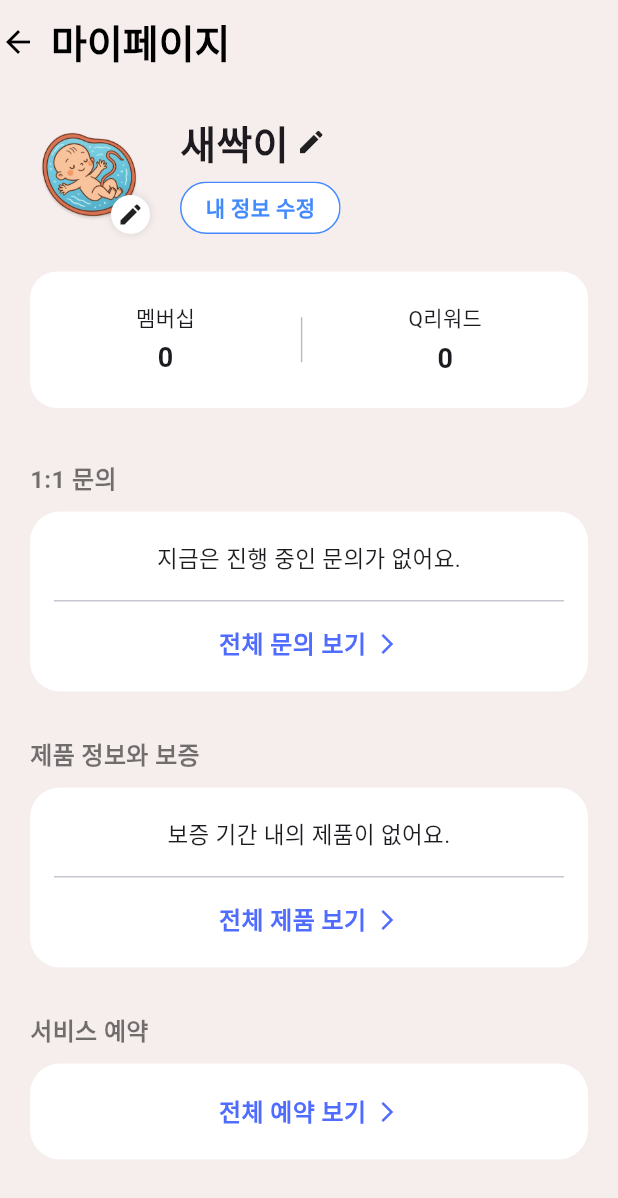
After one commit to 2025-LGDX-9/DX_Project, a Flutter app: the screen it shows after launch, item 4 of the bottom bar chosen, after a tap on "마이 페이지", on a phone screen of 412 x 824 dp. The commit adds this screen. Shown: the top 1198 px of the screen. Run offline on Flutter 3.47's test engine with Material 3 defaults, Android fonts, the phone set to English and light mode, and no system bars; our stand-ins replace geolocator, hive, hive_flutter, webview_flutter; accounts and stored records are empty.

Commit message:
마이페이지 정보수정

```diff
--- a/lib/main.dart
+++ b/lib/main.dart
@@ -130,7 +130,7 @@ class _PregnancyModeAppState extends State<PregnancyModeApp> {
       _homeScreen,
       RoutineScreen(controller: controller),
       InfoScreen(controller: controller),
-      MenuScreen(),
+      MenuScreen(controller: controller,),
     ];
 
     return MaterialApp(
--- a/lib/screens/1stpage/onboarding_screen.dart
+++ b/lib/screens/1stpage/onboarding_screen.dart
@@ -119,29 +119,37 @@ class _OnboardingScreenState extends State<OnboardingScreen> {
                 width: double.infinity,
                 child: FilledButton(
                   onPressed: () async {
-                    if (_formKey.currentState!.validate() &&
-                        _startDate != null) {
+                    if (_formKey.currentState!.validate() && _startDate != null) {
+
                       // 1) 컨트롤러 저장
                       widget.controller.saveInfo(
                         nickname: _nicknameCtrl.text.trim(),
                         start: _startDate!,
                       );
 
-                      // 2) 랜덤 초대코드 생성
-                      String inviteCode = _generateInviteCode();
+                      // 2) Hive 박스 열기
+                      final box = Hive.box('onboarding');
 
-                      // 3) Hive 저장
-                      final box = Hive.box('onboarding');
+                      final bool isFirstTime = !(box.get('completed') ?? false);
+
+                      // 3) 난수 코드 최초 1회만 생성
+                      String? inviteCode = box.get('inviteCode');
+                      if (inviteCode == null) {
+                        inviteCode = _generateInviteCode();
+                        box.put('inviteCode', inviteCode);
+                      }
+
+                      // 4) 데이터 저장 (난수는 덮어쓰지 않음)
                       box.put('nickname', _nicknameCtrl.text.trim());
                       box.put('startDate', _startDate!.toIso8601String());
                       box.put('completed', true);
-                      box.put('tutorialShown', false);
-
-                      /// 🔥 초대코드 저장
-                      box.put('inviteCode', inviteCode);
                       box.put('pregnancyMode', true);
 
-                      // 4) 이전 화면으로 true 반환
+                      if (isFirstTime) {
+                        box.put('tutorialShown', false);
+                      }
+
+                      // 5) 이전 화면으로 true 반환
                       Navigator.pop(context, true);
                     } else if (_startDate == null) {
                       ScaffoldMessenger.of(context).showSnackBar(
--- a/lib/screens/4thpage/menu_screen.dart
+++ b/lib/screens/4thpage/menu_screen.dart
@@ -1,7 +1,11 @@
 import 'package:flutter/material.dart';
+import 'package:pregnancy_mode_app/pregnancy_controller.dart';
+import 'package:pregnancy_mode_app/screens/4thpage/my_page_screen.dart';
 
 class MenuScreen extends StatelessWidget {
-  const MenuScreen({super.key});
+  const MenuScreen({super.key, required this.controller});
+
+  final PregnancyController controller;
 
   @override
   Widget build(BuildContext context) {
@@ -75,18 +79,45 @@ class MenuScreen extends StatelessWidget {
                               mainAxisAlignment: MainAxisAlignment.spaceBetween,
                               crossAxisAlignment: CrossAxisAlignment.center,
                               children: [
-                                Text(
-                                  "마이 페이지",
-                                  style: TextStyle(fontWeight: FontWeight.bold),
+                                // ──────────────── 마이페이지 버튼 ────────────────
+                                Material(
+                                  color: Colors.transparent,
+                                  child: InkWell(
+                                    onTap: () {
+                                      Navigator.push(context, MaterialPageRoute(builder: (_)=>MyPageScreen(controller: controller,)));
+                                    },
+                                    child: Ink(
+                                      padding: EdgeInsets.symmetric(vertical: 5, horizontal: 10),
+                                      child: Text(
+                                        "마이 페이지",
+                                        style: TextStyle(fontWeight: FontWeight.bold),
+                                      ),
+                                    ),
+                                  ),
                                 ),
+
+                                // 구분선
                                 Container(
                                   width: 1,
                                   height: 30,
                                   color: Colors.black54,
                                 ),
-                                Text(
-                                  "고객 지원",
-                                  style: TextStyle(fontWeight: FontWeight.bold),
+
+                                // ──────────────── 고객지원 버튼 ────────────────
+                                Material(
+                                  color: Colors.transparent,
+                                  child: InkWell(
+                                    onTap: () {
+                                      // TODO: 고객지원 이동
+                                    },
+                                    child: Ink(
+                                      padding: EdgeInsets.symmetric(vertical: 5, horizontal: 10),
+                                      child: Text(
+                                        "고객 지원",
+                                        style: TextStyle(fontWeight: FontWeight.bold),
+                                      ),
+                                    ),
+                                  ),
                                 ),
                               ],
                             ),
--- /dev/null
+++ b/lib/screens/4thpage/my_page_screen.dart
@@ -0,0 +1,279 @@
+import 'package:flutter/material.dart';
+import 'package:pregnancy_mode_app/pregnancy_controller.dart';
+import 'package:pregnancy_mode_app/screens/1stpage/onboarding_screen.dart';
+
+class MyPageScreen extends StatelessWidget {
+  const MyPageScreen({super.key, required this.controller});
+
+  final PregnancyController controller;
+
+  @override
+  Widget build(BuildContext context) {
+    return Scaffold(
+      backgroundColor: const Color(0xffF6EDED), // 연핑크 배경
+      appBar: AppBar(
+        backgroundColor: const Color(0xffF6EDED),
+        elevation: 0,
+        automaticallyImplyLeading: false,
+        titleSpacing: 0,
+        title: Row(
+          children: [
+            GestureDetector(
+              onTap: () => Navigator.pop(context),
+              child: const Icon(Icons.arrow_back, color: Colors.black),
+            ),
+            const SizedBox(width: 10),
+            const Text(
+              "마이페이지",
+              style: TextStyle(
+                fontSize: 26,
+                color: Colors.black,
+                fontWeight: FontWeight.w800,
+              ),
+            ),
+          ],
+        ),
+      ),
+
+      // ---------------- BODY ----------------
+      body: SingleChildScrollView(
+        padding: const EdgeInsets.symmetric(horizontal: 20),
+        child: Column(
+          crossAxisAlignment: CrossAxisAlignment.start,
+          children: [
+
+            const SizedBox(height: 20),
+
+            // ==============================
+            //   프로필 박스
+            // ==============================
+            Row(
+              children: [
+                // 프로필 이미지
+                Stack(
+                  children: [
+                    ClipRRect(
+                      borderRadius: BorderRadius.circular(50),
+                      child: Image.asset(
+                        "assets/images/baby.png",
+                        width: 80,
+                        height: 80,
+                        fit: BoxFit.cover,
+                      ),
+                    ),
+                    Positioned(
+                      bottom: 0,
+                      right: 0,
+                      child: Container(
+                        decoration: BoxDecoration(
+                          color: Colors.white,
+                          shape: BoxShape.circle,
+                          boxShadow: [
+                            BoxShadow(color: Colors.black12, blurRadius: 4),
+                          ],
+                        ),
+                        padding: const EdgeInsets.all(4),
+                        child: const Icon(Icons.edit, size: 18),
+                      ),
+                    ),
+                  ],
+                ),
+
+                const SizedBox(width: 20),
+
+                Column(
+                  crossAxisAlignment: CrossAxisAlignment.start,
+                  children: [
+                    Row(
+                      children: const [
+                        Text(
+                          "새싹이",
+                          style: TextStyle(
+                            fontSize: 26,
+                            fontWeight: FontWeight.w700,
+                          ),
+                        ),
+                        SizedBox(width: 5),
+                        Icon(Icons.edit, size: 20),
+                      ],
+                    ),
+
+                    const SizedBox(height: 8),
+
+                    // ============================
+                    //   내 정보 수정 버튼 (수정됨)
+                    // ============================
+                    Material(
+                      color: Colors.transparent,
+                      child: InkWell(
+                        borderRadius: BorderRadius.circular(20),
+                        onTap: () {
+                          Navigator.push(context, MaterialPageRoute(builder: (_)=>OnboardingScreen(controller: controller, onCompleted: (){})));
+                        },
+                        child: Ink(
+                          decoration: BoxDecoration(
+                            color: Colors.white,
+                            borderRadius: BorderRadius.circular(20),
+                            border: Border.all(
+                              color: Colors.blueAccent,
+                              width: 1,
+                            ),
+                          ),
+                          padding: const EdgeInsets.symmetric(
+                            vertical: 6,
+                            horizontal: 16,
+                          ),
+                          child: const Text(
+                            "내 정보 수정",
+                            style: TextStyle(
+                              color: Colors.blueAccent,
+                              fontWeight: FontWeight.w600,
+                            ),
+                          ),
+                        ),
+                      ),
+                    ),
+                  ],
+                ),
+              ],
+            ),
+
+            const SizedBox(height: 25),
+
+            // ==============================
+            // 멤버십 / Q리워드 박스
+            // ==============================
+            Container(
+              decoration: BoxDecoration(
+                color: Colors.white,
+                borderRadius: BorderRadius.circular(18),
+              ),
+              padding: const EdgeInsets.symmetric(vertical: 20),
+              child: Row(
+                mainAxisAlignment: MainAxisAlignment.spaceEvenly,
+                children: [
+                  Column(
+                    children: const [
+                      Text("멤버십", style: TextStyle(fontSize: 14)),
+                      SizedBox(height: 4),
+                      Text("0", style: TextStyle(fontSize: 18, fontWeight: FontWeight.bold)),
+                    ],
+                  ),
+                  Container(
+                    width: 1,
+                    height: 30,
+                    color: Colors.black26,
+                  ),
+                  Column(
+                    children: const [
+                      Text("Q리워드", style: TextStyle(fontSize: 14)),
+                      SizedBox(height: 4),
+                      Text("0", style: TextStyle(fontSize: 18, fontWeight: FontWeight.bold)),
+                    ],
+                  ),
+                ],
+              ),
+            ),
+
+            const SizedBox(height: 35),
+
+            // 1:1 문의
+            const Text(
+              "1:1 문의",
+              style: TextStyle(fontSize: 16, color: Colors.black54, fontWeight: FontWeight.w600),
+            ),
+            const SizedBox(height: 10),
+
+            _infoCard(
+              content: "지금은 진행 중인 문의가 없어요.",
+              bottomText: "전체 문의 보기",
+            ),
+
+            const SizedBox(height: 30),
+
+            // 제품 정보와 보증
+            const Text(
+              "제품 정보와 보증",
+              style: TextStyle(fontSize: 16, color: Colors.black54, fontWeight: FontWeight.w600),
+            ),
+            const SizedBox(height: 10),
+
+            _infoCard(
+              content: "보증 기간 내의 제품이 없어요.",
+              bottomText: "전체 제품 보기",
+            ),
+
+            const SizedBox(height: 30),
+
+            // 서비스 예약
+            const Text(
+              "서비스 예약",
+              style: TextStyle(fontSize: 16, color: Colors.black54, fontWeight: FontWeight.w600),
+            ),
+            const SizedBox(height: 10),
+
+            _infoCard(
+              content: "",
+              bottomText: "전체 예약 보기",
+              onlyButton: true,
+            ),
+
+            const SizedBox(height: 60),
+          ],
+        ),
+      ),
+    );
+  }
+
+  // ==============================
+  // 재사용 가능한 카드 UI
+  // ==============================
+  Widget _infoCard({
+    required String content,
+    required String bottomText,
+    bool onlyButton = false,
+  }) {
+    return Container(
+      padding: const EdgeInsets.symmetric(vertical: 20, horizontal: 16),
+      decoration: BoxDecoration(
+        color: Colors.white,
+        borderRadius: BorderRadius.circular(20),
+      ),
+      child: Column(
+        children: [
+          if (!onlyButton) ...[
+            Text(
+              content,
+              textAlign: TextAlign.center,
+              style: const TextStyle(fontSize: 15),
+            ),
+            const SizedBox(height: 16),
+            Divider(height: 1),
+            const SizedBox(height: 16),
+          ],
+
+          // 하단 버튼
+          Row(
+            mainAxisAlignment: MainAxisAlignment.center,
+            children: [
+              Text(
+                bottomText,
+                style: const TextStyle(
+                  color: Color(0xff4F6CFF),
+                  fontSize: 16,
+                  fontWeight: FontWeight.w600,
+                ),
+              ),
+              const SizedBox(width: 6),
+              const Icon(
+                Icons.arrow_forward_ios,
+                size: 16,
+                color: Color(0xff4F6CFF),
+              ),
+            ],
+          )
+        ],
+      ),
+    );
+  }
+}
```
